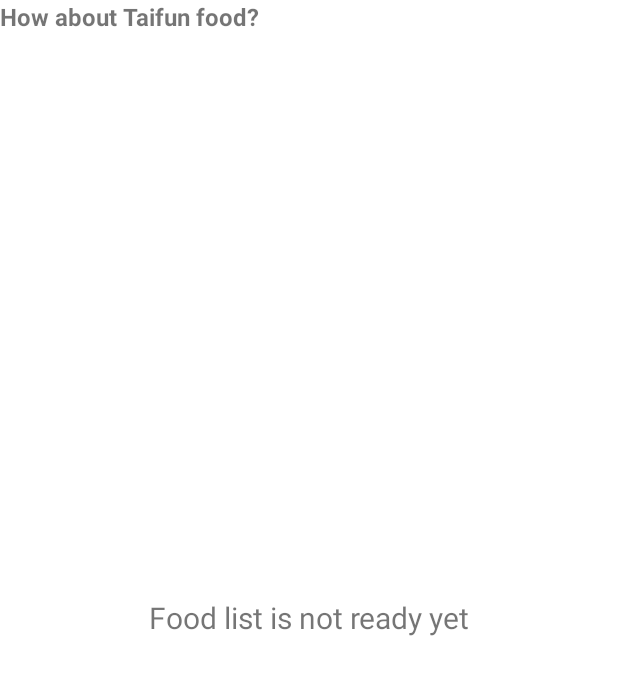
After one commit to Yahhi/Taifun, an Android app: the layout food_list_widget.xml on its own in the app's theme, with its tools: preview values and no code run, on a phone screen of 412 x 824 dp. The commit adds this screen. Shown: the top 675 px of the screen. Run offline under Robolectric (Android 15) with nearby library versions, the phone set to English and light mode, and no system bars.

Commit message:
add widget

```diff
--- a/app/src/main/java/ru/develop_for_android/taifun/data/FoodDao.java
+++ b/app/src/main/java/ru/develop_for_android/taifun/data/FoodDao.java
@@ -48,6 +48,9 @@ public abstract class FoodDao {
     @Transaction
     @Query("SELECT * FROM food WHERE category_id = :categoryId ORDER BY title")
     public abstract LiveData<List<FoodWithIngredients>> getFoodInCategory(String categoryId);
+
+    @Query("SELECT * FROM food ORDER BY RANDOM() LIMIT 4")
+    public abstract List<FoodEntry> getRandomFood();
 
     @Transaction
     @Query(("SELECT * FROM food WHERE id = :id"))
--- /dev/null
+++ b/app/src/main/res/layout/food_list_widget.xml
@@ -0,0 +1,34 @@
+<FrameLayout xmlns:android="http://schemas.android.com/apk/res/android"
+    android:layout_width="match_parent"
+    android:layout_height="match_parent"
+    android:background="@color/white">
+
+    <LinearLayout
+        android:id="@+id/widget_view"
+        android:orientation="vertical"
+        android:layout_width="match_parent"
+        android:layout_height="match_parent">
+
+        <TextView
+            android:id="@+id/widget_recipe_title"
+            android:layout_width="match_parent"
+            android:layout_height="wrap_content"
+            android:textSize="16sp"
+            android:textStyle="bold"
+            android:text="@string/how_about_taifun_food" />
+        <ListView
+            android:layout_width="match_parent"
+            android:layout_height="wrap_content"
+            android:loopViews="false"
+            android:id="@+id/stack_view"
+            android:padding="8dp" />
+    </LinearLayout>
+
+    <TextView
+        android:id="@+id/empty_view"
+        android:text="@string/food_list_is_not_ready_yet"
+        android:gravity="center"
+        android:textSize="20sp"
+        android:layout_width="match_parent"
+        android:layout_height="match_parent" />
+</FrameLayout>
--- a/app/src/main/res/values/strings.xml
+++ b/app/src/main/res/values/strings.xml
@@ -58,6 +58,8 @@
     <string name="edit_address">edit address</string>
     <string name="delivery_price">Delivery price:</string>
     <string name="free">free</string>
+    <string name="food_list_is_not_ready_yet">Food list is not ready yet</string>
+    <string name="how_about_taifun_food">How about Taifun food?</string>
     <plurals name="dishes_count">
         <item quantity="zero">No dishes in order</item>
         <item quantity="one">%1$d dish in order</item>
```
Also changed, not shown: app/src/main/AndroidManifest.xml (+15 -0 lines), app/src/main/java/ru/develop_for_android/taifun/widget/FoodListWidget.java (added, +63 -0 lines), app/src/main/java/ru/develop_for_android/taifun/widget/WidgetService.java (added, +97 -0 lines), app/src/main/res/layout/list_item_food_in_widget.xml (added, +17 -0 lines), app/src/main/res/xml/food_list_widget_info.xml (added, +10 -0 lines), app/src/main/res/drawable/widget_preview.png (added).
